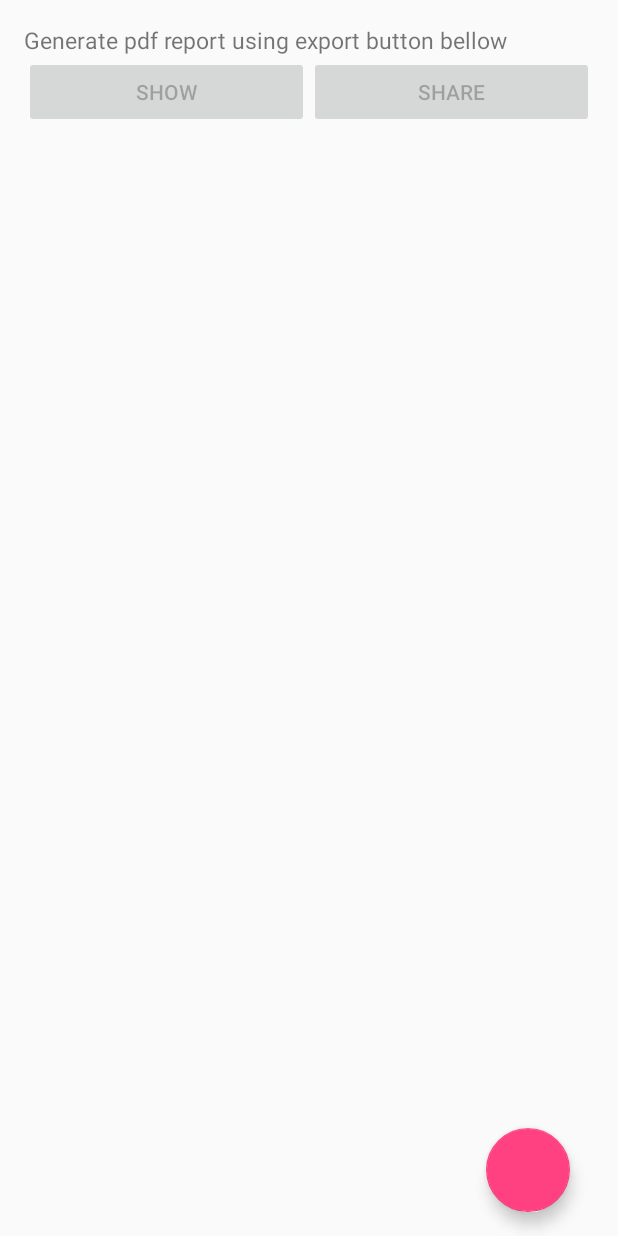
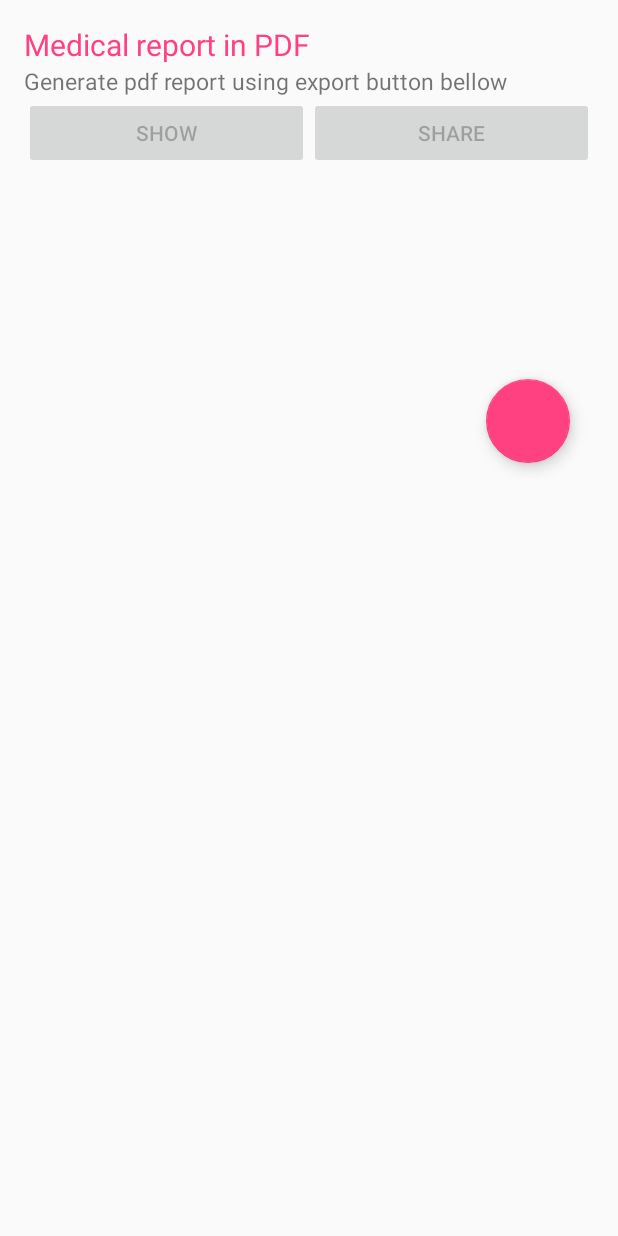
Before and after one commit to ankhthief/FirstAidLog, an Android app: the layout fragment_participant_info.xml on its own in the app's theme, with its tools: preview values and no code run, on a phone screen of 412 x 824 dp. Run offline under Robolectric (Android 15) with nearby library versions, the phone set to English and light mode, and no system bars; plain views replace FloatingActionButton.

Commit message:
error fix and email design change

```diff
--- a/app/src/main/java/radimbures/firstaidlog/ParticipantInfo.java
+++ b/app/src/main/java/radimbures/firstaidlog/ParticipantInfo.java
@@ -150,12 +150,12 @@ public class ParticipantInfo extends Fragment {
             @Override
             public void onClick(View view) {
                 Intent intentShareFile = new Intent(Intent.ACTION_SEND);
+                pdfFile = new File(Environment.getExternalStorageDirectory() + "/" + "FirstAidLog" + "/" + filename1);
 
                 if(pdfFile.exists()) {
                     intentShareFile.setType("application/pdf");
                     intentShareFile.putExtra(Intent.EXTRA_STREAM, Uri.parse("file://"+Uri.fromFile(pdfFile)));
-
-                    intentShareFile.putExtra(Intent.EXTRA_EMAIL, email);
+                    intentShareFile.putExtra(Intent.EXTRA_EMAIL, new String[]{email});
                     intentShareFile.putExtra(Intent.EXTRA_SUBJECT,
                             getString(R.string.email_sub1) + nameString + getString(R.string.email_subject2) +eventName);
                     intentShareFile.putExtra(Intent.EXTRA_TEXT, getString(R.string.email_text));
--- a/app/src/main/res/layout/fragment_participant_info.xml
+++ b/app/src/main/res/layout/fragment_participant_info.xml
@@ -1,13 +1,19 @@
-<FrameLayout xmlns:android="http://schemas.android.com/apk/res/android"
+<LinearLayout xmlns:android="http://schemas.android.com/apk/res/android"
     xmlns:tools="http://schemas.android.com/tools"
     xmlns:fab="http://schemas.android.com/apk/res-auto"
     android:layout_width="match_parent"
     android:layout_height="match_parent"
+    android:orientation="vertical"
     android:paddingLeft="16dp"
     android:paddingRight="16dp"
     android:paddingTop="16dp"
     tools:context="radimbures.firstaidlog.ParticipantInfo">
-
+    <TextView
+        android:layout_width="wrap_content"
+        android:layout_height="wrap_content"
+        android:textColor="@color/colorAccent"
+        android:text="@string/medical_report_pdf"
+        android:textSize="20sp" />
 
     <LinearLayout
         android:layout_width="match_parent"
@@ -89,4 +95,4 @@
         android:layout_gravity="bottom|end"
         android:layout_margin="@dimen/fab_margin"/>
 
-</FrameLayout>
+</LinearLayout>
```
Also changed, not shown: app/src/main/res/values/strings.xml (+9 -3 lines), 1 other file.
